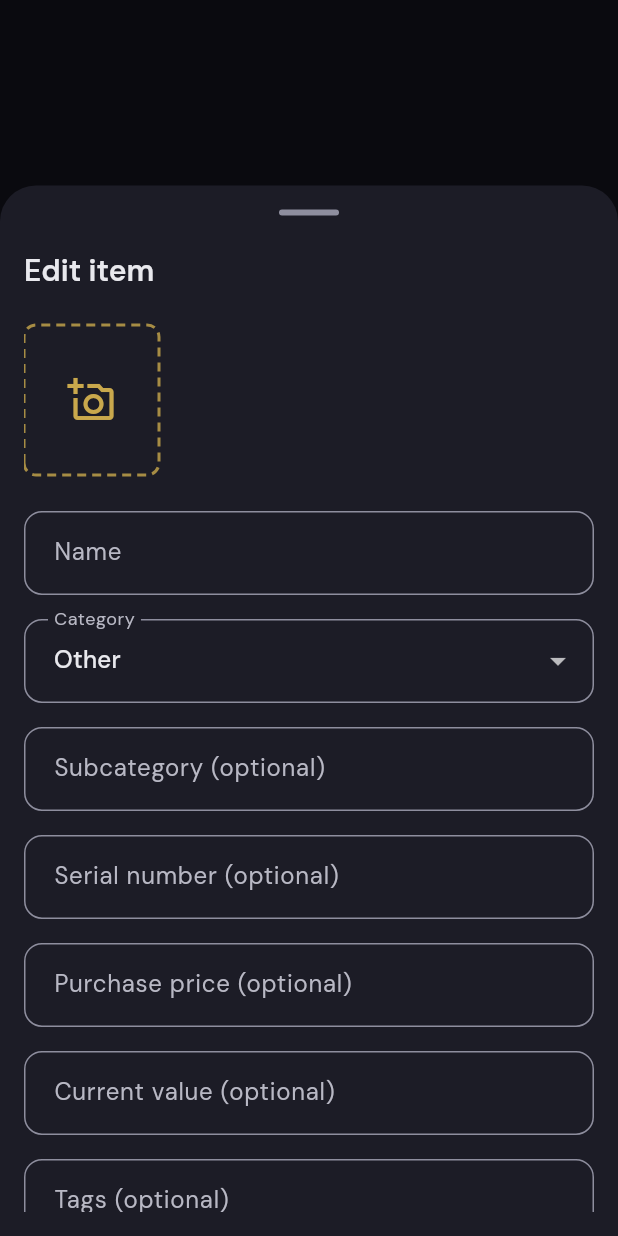
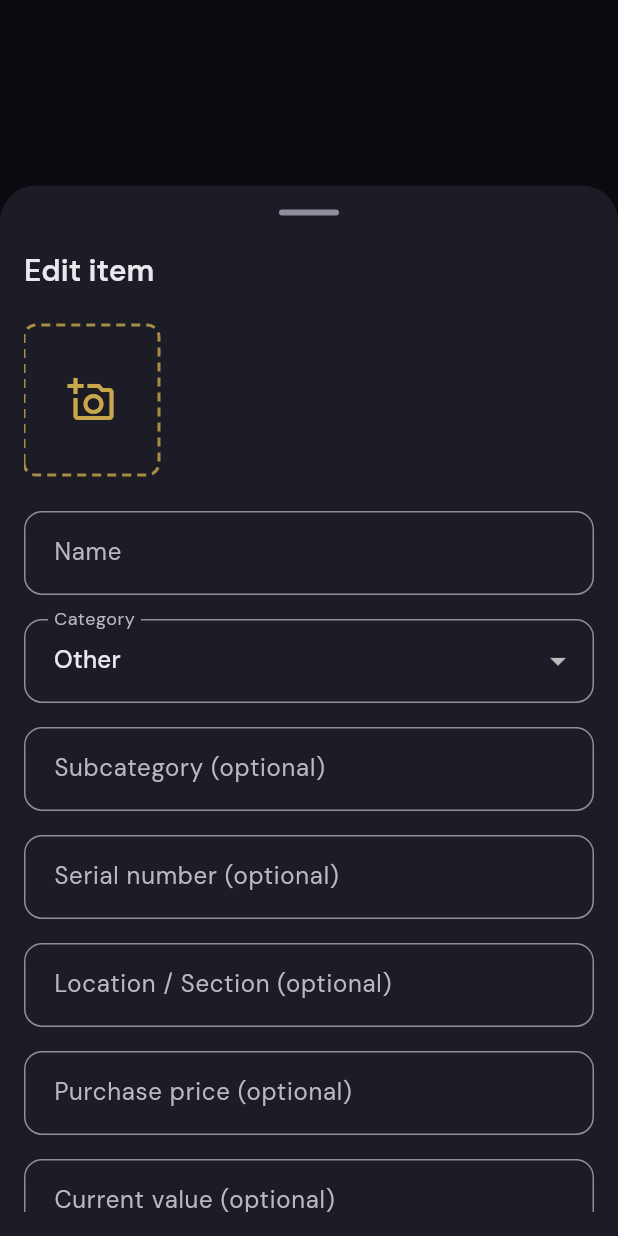
Before and after one commit to frpatino6/vaulted, a Flutter app: the EditItemSheet widget shown alone on an empty page, opened directly with empty values, on a phone screen of 412 x 824 dp. Run offline on Flutter 3.47's test engine with Material 3 defaults, Android fonts, the phone set to English and light mode, and no system bars; drawn by our look-alikes of dotted_border; our stand-ins replace cached_network_image, dio, fl_chart, flutter_riverpod, flutter_secure_storage, flutter_slidable and 4 more; missing offline and left inert: mobile_scanner; accounts and stored records are empty; generated files the repository leaves out were written again; network calls fail.

Commit message:
feat: add locationDetail field for sub-room section tracking
Adds locationDetail (e.g. "Cabinet 3, Section A") to items throughout
the stack so staff can pinpoint exactly where each item lives within
a room. The field is indexed in the AI embedding text so the RAG chat
can answer "where is the Piojito plate?" with full precision.

Backend: Item schema, CreateItemDto, UpdateItemDto (PartialType),
InventoryService create/update, EmbeddingService buildItemText.

Flutter: ItemModel (freezed + g.dart), ItemRepository createItem/
updateItem, AddItemSheet, EditItemSheet, ItemDetailScreen spec grid.

https://claude.ai/code/session_01FS4yu3QvEuoFxvGSPb762i

```diff
--- a/apps/mobile/lib/features/inventory/data/item_repository.dart
+++ b/apps/mobile/lib/features/inventory/data/item_repository.dart
@@ -28,6 +28,7 @@ class ItemRepository {
     String subcategory = '',
     String status = 'active',
     String? serialNumber,
+    String? locationDetail,
     int purchasePrice = 0,
     int currentValue = 0,
     String currency = 'USD',
@@ -45,6 +46,8 @@ class ItemRepository {
       'status': status,
       if (serialNumber != null && serialNumber.isNotEmpty)
         'serialNumber': serialNumber,
+      if (locationDetail != null && locationDetail.isNotEmpty)
+        'locationDetail': locationDetail,
       'valuation': {
         'purchasePrice': purchasePrice,
         'currentValue': currentValue,
@@ -65,6 +68,7 @@ class ItemRepository {
     String? subcategory,
     String? status,
     String? serialNumber,
+    String? locationDetail,
     Map<String, dynamic>? valuation,
     List<String>? tags,
     List<String>? photos,
@@ -77,6 +81,7 @@ class ItemRepository {
     if (subcategory != null) body['subcategory'] = subcategory;
     if (status != null) body['status'] = status;
     if (serialNumber != null) body['serialNumber'] = serialNumber;
+    if (locationDetail != null) body['locationDetail'] = locationDetail;
     if (valuation != null) body['valuation'] = valuation;
     if (tags != null) body['tags'] = tags;
     if (photos != null) body['photos'] = photos;
--- a/apps/mobile/lib/features/inventory/data/models/item_model.dart
+++ b/apps/mobile/lib/features/inventory/data/models/item_model.dart
@@ -33,6 +33,7 @@ class ItemModel with _$ItemModel {
     @Default([]) List<String> photos,
     @Default([]) List<String> tags,
     String? serialNumber,
+    String? locationDetail,
     ItemValuationModel? valuation,
     // ignore: invalid_annotation_target
     @JsonKey(includeIfNull: false) Map<String, dynamic>? attributes,
--- a/apps/mobile/lib/features/inventory/presentation/edit_item_sheet.dart
+++ b/apps/mobile/lib/features/inventory/presentation/edit_item_sheet.dart
@@ -37,6 +37,7 @@ class _EditItemSheetState extends ConsumerState<EditItemSheet> {
   late final TextEditingController _nameController;
   late final TextEditingController _subcategoryController;
   late final TextEditingController _serialNumberController;
+  late final TextEditingController _locationDetailController;
   late final TextEditingController _purchasePriceController;
   late final TextEditingController _currentValueController;
   late final TextEditingController _tagsController;
@@ -60,6 +61,9 @@ class _EditItemSheetState extends ConsumerState<EditItemSheet> {
     _serialNumberController = TextEditingController(
       text: item.serialNumber ?? '',
     );
+    _locationDetailController = TextEditingController(
+      text: item.locationDetail ?? '',
+    );
     _purchasePriceController = TextEditingController(
       text: item.valuation != null && item.valuation!.purchasePrice > 0
           ? item.valuation!.purchasePrice.toString()
@@ -81,6 +85,7 @@ class _EditItemSheetState extends ConsumerState<EditItemSheet> {
     _nameController.dispose();
     _subcategoryController.dispose();
     _serialNumberController.dispose();
+    _locationDetailController.dispose();
     _purchasePriceController.dispose();
     _currentValueController.dispose();
     _tagsController.dispose();
@@ -111,6 +116,7 @@ class _EditItemSheetState extends ConsumerState<EditItemSheet> {
                 .where((e) => e.isNotEmpty)
                 .toList();
       final serialNum = _serialNumberController.text.trim();
+      final locationDet = _locationDetailController.text.trim();
 
       List<String> uploadedUrls = [];
       if (_pendingPhotos.isNotEmpty) {
@@ -142,6 +148,7 @@ class _EditItemSheetState extends ConsumerState<EditItemSheet> {
         category: _category,
         subcategory: _subcategoryController.text.trim(),
         serialNumber: serialNum.isEmpty ? null : serialNum,
+        locationDetail: locationDet.isEmpty ? null : locationDet,
         valuation: {
           'purchasePrice': purchasePrice,
           'currentValue': currentValue,
@@ -307,6 +314,14 @@ class _EditItemSheetState extends ConsumerState<EditItemSheet> {
               decoration: const InputDecoration(
                 labelText: 'Serial number (optional)',
                 hintText: 'e.g. SN123',
+              ),
+            ),
+            const SizedBox(height: AppSpacing.md),
+            TextFormField(
+              controller: _locationDetailController,
+              decoration: const InputDecoration(
+                labelText: 'Location / Section (optional)',
+                hintText: 'e.g. Cabinet 3, Section A',
               ),
             ),
             const SizedBox(height: AppSpacing.md),
--- a/apps/mobile/lib/features/inventory/presentation/item_detail_screen.dart
+++ b/apps/mobile/lib/features/inventory/presentation/item_detail_screen.dart
@@ -1374,6 +1374,12 @@ class _SpecsGrid extends StatelessWidget {
                 : '—',
             labelStyle: _labelStyle(context),
           ),
+          if (item.locationDetail?.isNotEmpty == true)
+            _SpecCell(
+              label: 'SECTION / LOCATION',
+              value: item.locationDetail!,
+              labelStyle: _labelStyle(context),
+            ),
         ],
       ),
     );
```
Also changed, not shown: apps/mobile/lib/features/inventory/presentation/add_item_sheet.dart (+13 -0 lines), apps/mobile/lib/features/inventory/data/models/item_model.freezed.dart, apps/mobile/lib/features/inventory/data/models/item_model.g.dart, 4 other files.
